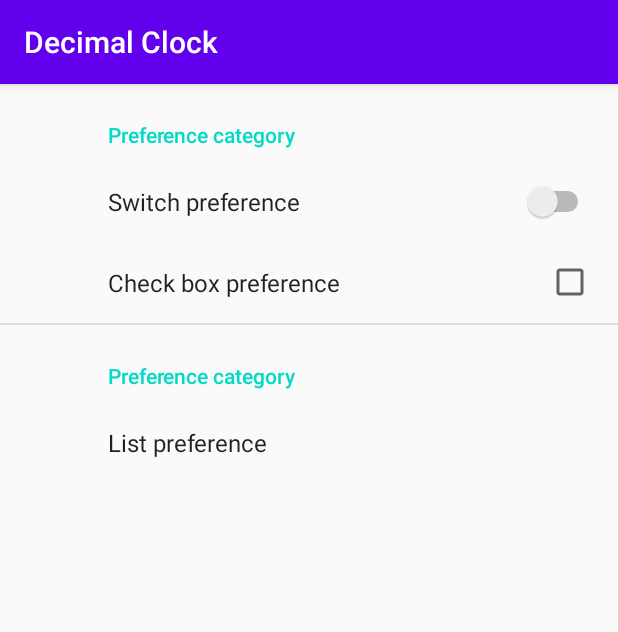
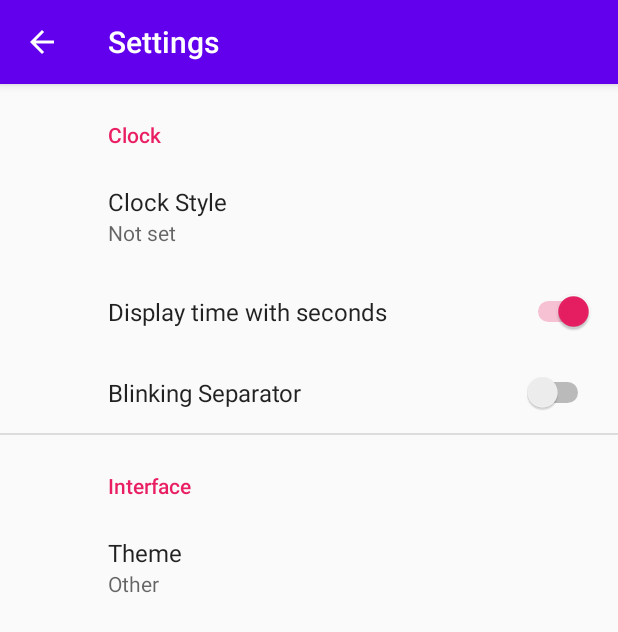
Before and after one commit to tenhourstudios/decimalclock, an Android app: the SettingsFragment screen opened directly, with no data from a screen before it, on a phone screen of 412 x 824 dp. Shown: the top 632 px of the screen. Run offline under Robolectric (Android 15) with nearby library versions, the light colour scheme and no system bars; our stand-ins replace androidx.preference.

Commit message:
Add parent activities, simple summaries

```diff
--- a/app/src/main/AndroidManifest.xml
+++ b/app/src/main/AndroidManifest.xml
@@ -9,8 +9,12 @@
         android:roundIcon="@mipmap/ic_launcher_round"
         android:supportsRtl="true"
         android:theme="@style/AppTheme">
-        <activity android:name=".AboutActivity" />
-        <activity android:name=".SettingsActivity" />
+        <activity android:name=".AboutActivity"
+            android:label="About"
+            android:parentActivityName=".MainActivity"/>
+        <activity android:name=".SettingsActivity"
+            android:label="Settings"
+            android:parentActivityName=".MainActivity"/>
         <activity android:name=".MainActivity">
             <intent-filter>
                 <action android:name="android.intent.action.MAIN" />
--- a/app/src/main/res/layout/activity_main.xml
+++ b/app/src/main/res/layout/activity_main.xml
@@ -7,13 +7,17 @@
     tools:context=".MainActivity">
 
     <ScrollView
+        android:id="@+id/scrollView"
         android:layout_width="match_parent"
-        android:layout_height="match_parent">
+        android:layout_height="match_parent"
+        app:layout_constraintBottom_toBottomOf="parent"
+        app:layout_constraintTop_toTopOf="parent"
+        tools:layout_editor_absoluteX="-143dp">
 
         <LinearLayout
             android:layout_width="match_parent"
             android:layout_height="wrap_content"
-            android:orientation="vertical" >
+            android:orientation="vertical">
 
             <TextView
                 android:id="@+id/tenHourLabel"
--- a/app/src/main/res/values/colors.xml
+++ b/app/src/main/res/values/colors.xml
@@ -2,5 +2,5 @@
 <resources>
     <color name="colorPrimary">#6200EE</color>
     <color name="colorPrimaryDark">#3700B3</color>
-    <color name="colorAccent">#03DAC5</color>
+    <color name="colorAccent">#E91E63</color>
 </resources>
--- a/app/src/main/res/xml/preferences.xml
+++ b/app/src/main/res/xml/preferences.xml
@@ -1,23 +1,41 @@
 <PreferenceScreen xmlns:android="http://schemas.android.com/apk/res/android"
     xmlns:app="http://schemas.android.com/apk/res-auto">
-    <PreferenceCategory android:title="Preference category">
-
-        <SwitchPreference
-            android:defaultValue="false"
-            android:key="switch_preference_1"
-            android:title="Switch preference" />
-        <CheckBoxPreference
-            android:defaultValue="false"
-            android:key="check_box_preference_1"
-            android:title="Check box preference" />
-    </PreferenceCategory>
-    <PreferenceCategory android:title="Preference category">
+    <PreferenceCategory android:title="Clock">
 
         <ListPreference
             android:defaultValue="1"
+            app:useSimpleSummaryProvider="true"
             android:entries="@android:array/emailAddressTypes"
             android:entryValues="@android:array/emailAddressTypes"
-            android:key="list_preference_1"
-            android:title="List preference" />
+            android:key="clock_style_preference"
+            android:title="Clock Style"/>
+        <SwitchPreference
+            app:useSimpleSummaryProvider="true"
+            android:defaultValue="true"
+            android:key="display_seconds_preference"
+            android:title="Display time with seconds" />
+        <SwitchPreference
+            app:useSimpleSummaryProvider="true"
+            android:defaultValue="false"
+            android:key="blinking_preference"
+            android:title="Blinking Separator" />
+        <!--<ListPreference
+            app:useSimpleSummaryProvider="true"
+            android:defaultValue="1"
+            android:entries="@android:array/emailAddressTypes"
+            android:entryValues="@android:array/emailAddressTypes"
+            android:key="timezone_preference"
+            android:title="Timezone"/> -->
     </PreferenceCategory>
+
+    <PreferenceCategory android:title="Interface">
+        <ListPreference
+            app:useSimpleSummaryProvider="true"
+            android:defaultValue="Other"
+            android:entries="@android:array/emailAddressTypes"
+            android:entryValues="@android:array/emailAddressTypes"
+            android:key="theme_preference"
+            android:title="Theme" />
+    </PreferenceCategory>
+
 </PreferenceScreen>
```
